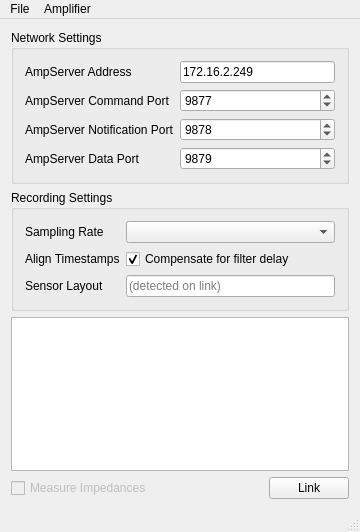
Old version of the form src/gui/EGIAmpWindow.ui in the repository labstreaminglayer/App-EGIAmpServer.
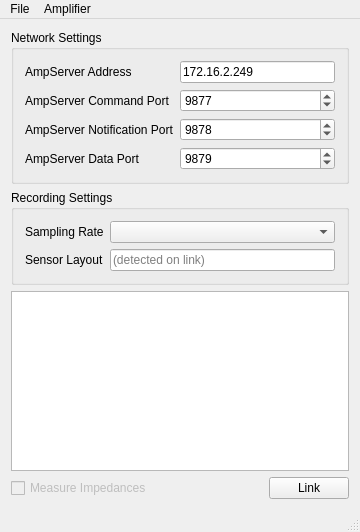
New version of the form.

Commit message: Delay Physio16 to realign with FPGA-filtered EEG; recalibrate filter delays

```diff
--- a/src/gui/EGIAmpWindow.ui
+++ b/src/gui/EGIAmpWindow.ui
@@ -105,26 +105,6 @@
        <item row="0" column="1">
         <widget class="QComboBox" name="sampleRateComboBox"/>
        </item>
-       <item row="1" column="0">
-        <widget class="QLabel" name="label_11">
-         <property name="text">
-          <string>Align Timestamps</string>
-         </property>
-        </widget>
-       </item>
-       <item row="1" column="1">
-        <widget class="QCheckBox" name="alignTimestampsCheckBox">
-         <property name="text">
-          <string>Compensate for filter delay</string>
-         </property>
-         <property name="toolTip">
-          <string>Adjust timestamps to compensate for the FPGA anti-alias filter delay. Only applicable when using decimated (filtered) sample rates.</string>
-         </property>
-         <property name="checked">
-          <bool>true</bool>
-         </property>
-        </widget>
-       </item>
        <item row="2" column="0">
         <widget class="QLabel" name="label_9">
          <property name="text">
```
The commit also changes 9 other files.
